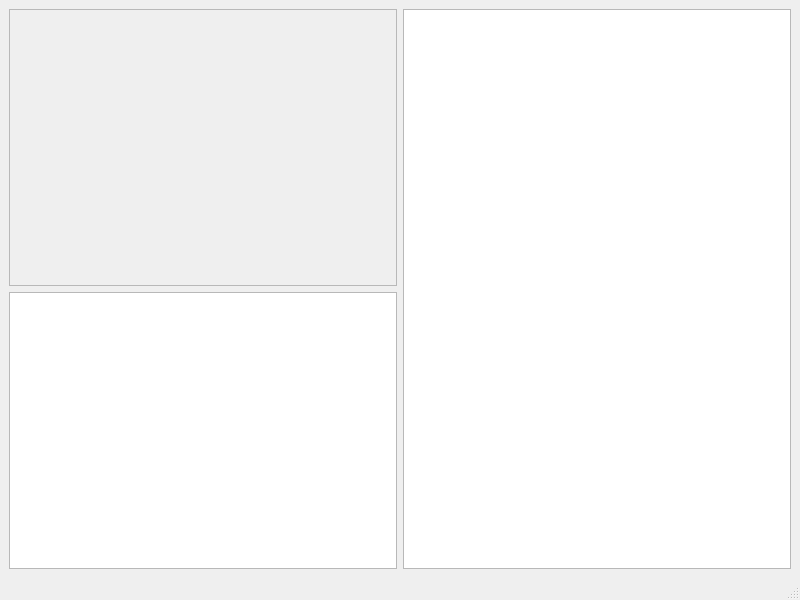
Qt form mainwindow.ui (OldBoots/Guillotine_Cutting) before a commit.
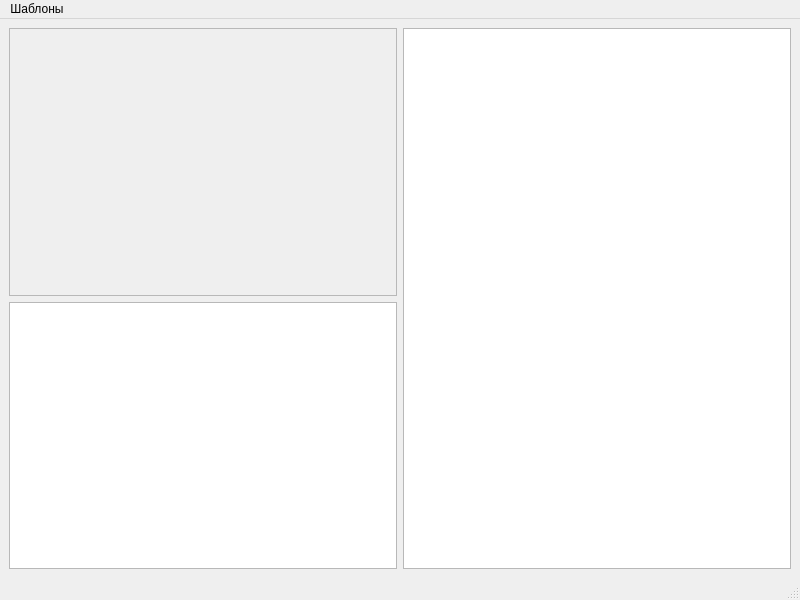
The same form after that commit.

```diff
--- a/mainwindow.ui
+++ b/mainwindow.ui
@@ -55,9 +55,15 @@
      <x>0</x>
      <y>0</y>
      <width>800</width>
-     <height>22</height>
+     <height>20</height>
     </rect>
    </property>
+   <widget class="QMenu" name="menu">
+    <property name="title">
+     <string>Шаблоны</string>
+    </property>
+   </widget>
+   <addaction name="menu"/>
   </widget>
   <widget class="QStatusBar" name="statusbar"/>
  </widget>
```
